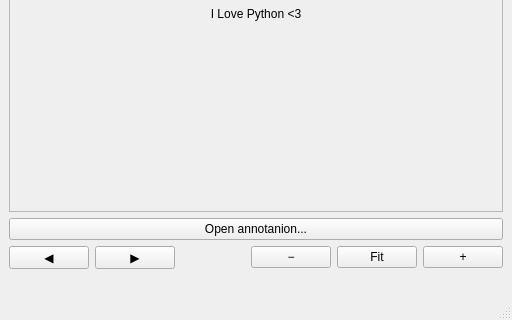
Before: the Qt Designer form lab/lab_05/src/ui/main_window.ui in Dauxdu/ap-2026, drawn with Qt 5; both pictures show x 0 to 512 and y 192 to 512 of the 512 by 512 pixel window.
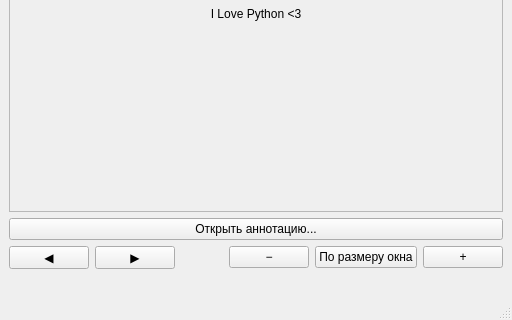
After: the same form once the commit is applied. Icons and pictures are not drawn.

Commit message: feat(lab_05): update button text to Russian for better localization

Diff of the .ui file:
```diff
--- a/lab/lab_05/src/ui/main_window.ui
+++ b/lab/lab_05/src/ui/main_window.ui
@@ -75,7 +75,7 @@
        <string>Ctrl+O</string>
       </property>
       <property name="text">
-       <string>Open annotanion...</string>
+       <string>Открыть аннотацию...</string>
       </property>
       <property name="shortcut">
        <string>Ctrl+O</string>
@@ -154,7 +154,7 @@
          <string>Ctrl+0</string>
         </property>
         <property name="text">
-         <string>Fit</string>
+         <string>По размеру окна</string>
         </property>
         <property name="shortcut">
          <string>Ctrl+0</string>
```
